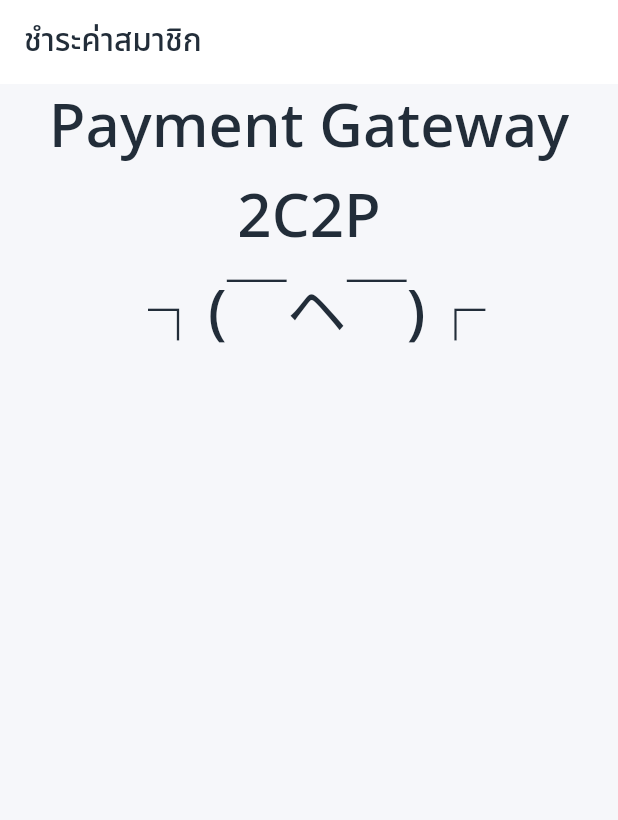
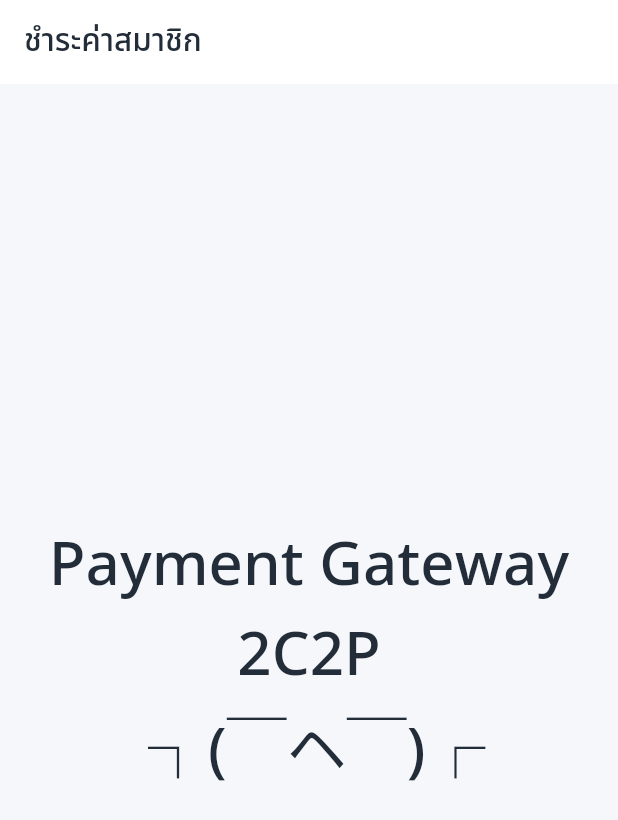
Before and after one commit to cane159/lachule, a Flutter app: the PaymentGatewayPage screen opened by its route, on a phone screen of 412 x 824 dp. Shown: the top 820 px of the screen. Run offline on Flutter 3.47's test engine with Material 2 defaults, Android fonts, the phone set to English and light mode, and no system bars; our stand-ins replace carousel_slider, cloud_firestore, dio, dotted_border, firebase_core, firebase_messaging and 6 more; accounts and stored records are empty; network calls fail.

Commit message:
fix payment gateway to center

```diff
--- a/lib/views/register/payment_gateway_page.dart
+++ b/lib/views/register/payment_gateway_page.dart
@@ -8,11 +8,13 @@
 
   @override
   Widget build(BuildContext context) {
+    controller.setBuildContext(context);
     return Scaffold(
       backgroundColor: BaseColors.btnInput,
       appBar: _appBar(),
       body: Center(
         child: Column(
+          mainAxisAlignment: MainAxisAlignment.center,
           children: const [
             Text(
               'Payment Gateway 2C2P \n ┐(￣ヘ￣)┌',
```
